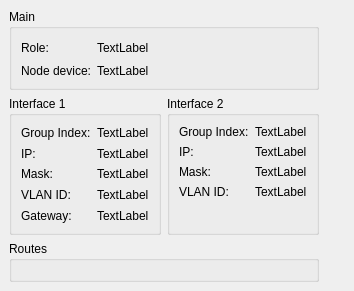
This is src/VMTD/VMTD/engine/VMTDParticipantForm.ui in ekushko/qt-vxlan-mtd-old as Qt 5 draws it before an edit. The edited form follows.
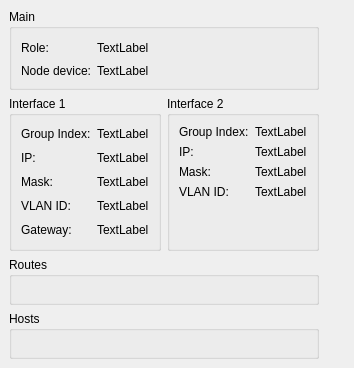
This is the edited form.

```diff
--- a/src/VMTD/VMTD/engine/VMTDParticipantForm.ui
+++ b/src/VMTD/VMTD/engine/VMTDParticipantForm.ui
@@ -7,7 +7,7 @@
     <x>0</x>
     <y>0</y>
     <width>354</width>
-    <height>291</height>
+    <height>368</height>
    </rect>
   </property>
   <property name="windowTitle">
@@ -301,6 +301,52 @@
         </layout>
        </widget>
       </item>
+      <item>
+       <widget class="QGroupBox" name="gbHosts">
+        <property name="sizePolicy">
+         <sizepolicy hsizetype="Preferred" vsizetype="Preferred">
+          <horstretch>0</horstretch>
+          <verstretch>1</verstretch>
+         </sizepolicy>
+        </property>
+        <property name="title">
+         <string>Hosts</string>
+        </property>
+        <layout class="QVBoxLayout" name="verticalLayout_4">
+         <item>
+          <widget class="QWidget" name="wHosts" native="true">
+           <layout class="QVBoxLayout" name="verticalLayout_5">
+            <property name="leftMargin">
+             <number>0</number>
+            </property>
+            <property name="topMargin">
+             <number>0</number>
+            </property>
+            <property name="rightMargin">
+             <number>0</number>
+            </property>
+            <property name="bottomMargin">
+             <number>0</number>
+            </property>
+           </layout>
+          </widget>
+         </item>
+         <item>
+          <spacer name="_16">
+           <property name="orientation">
+            <enum>Qt::Vertical</enum>
+           </property>
+           <property name="sizeHint" stdset="0">
+            <size>
+             <width>20</width>
+             <height>40</height>
+            </size>
+           </property>
+          </spacer>
+         </item>
+        </layout>
+       </widget>
+      </item>
      </layout>
     </widget>
    </item>
```
